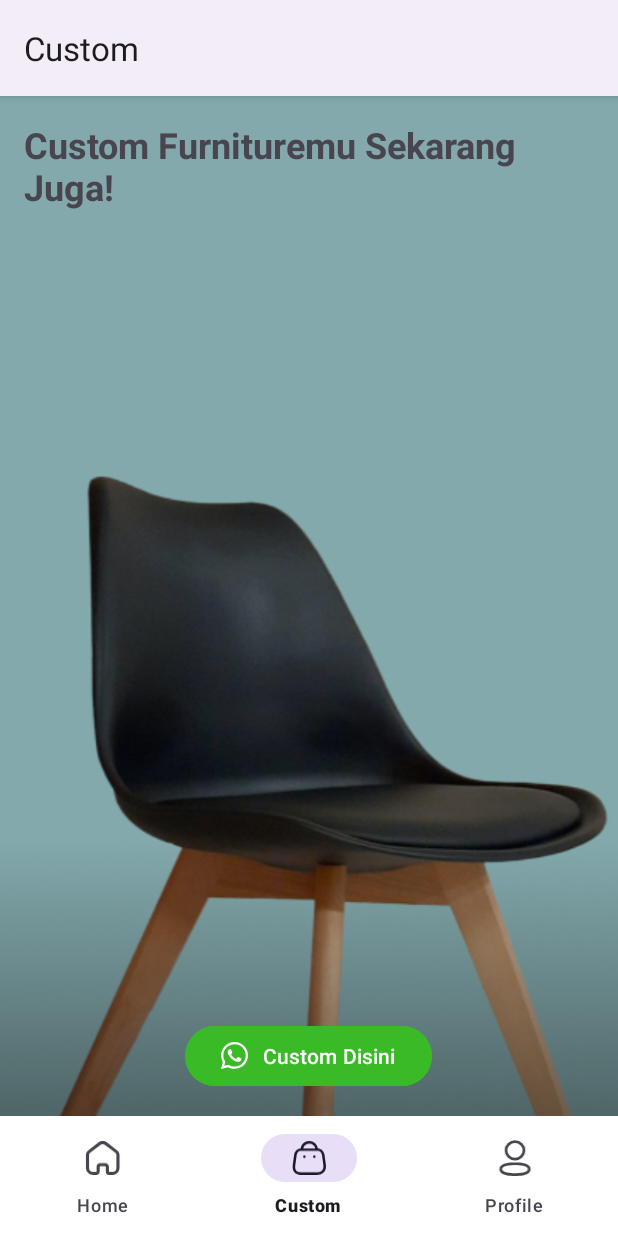
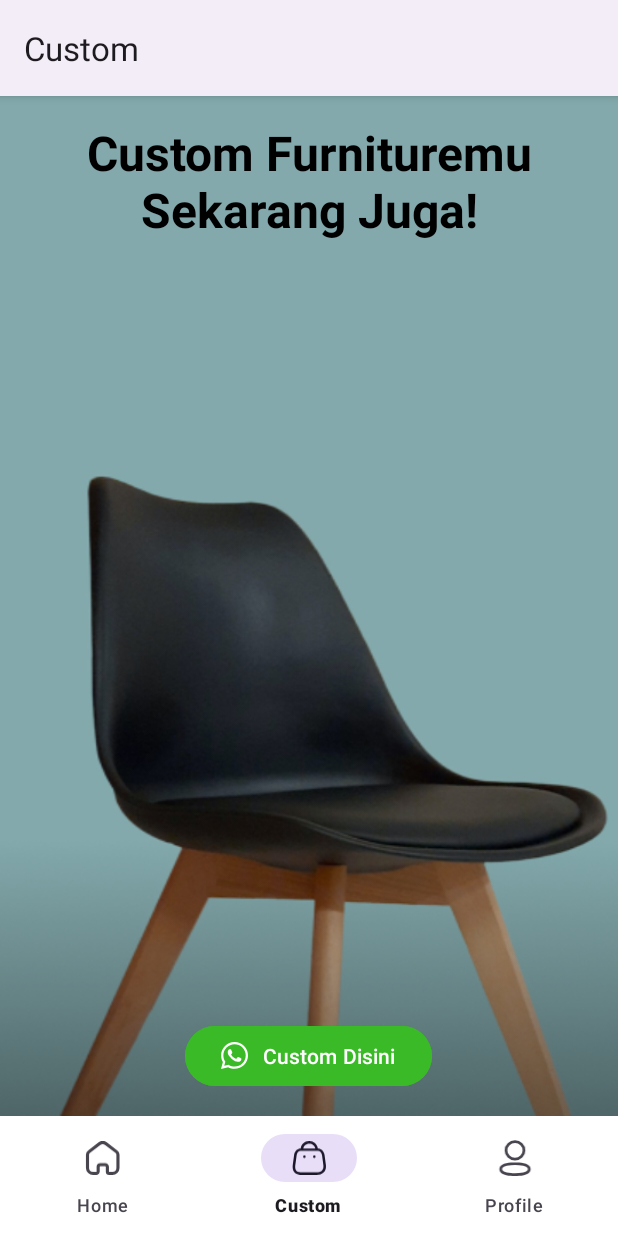
Before and after one commit to ArfanRahmanYudiantoro/Furniplan, an Android app built with Jetpack Compose: the CustomFragment screen opened through its navigation route, on a phone screen of 412 x 824 dp. Run offline under Robolectric (Android 15) with nearby library versions, the phone set to English and light mode, and no system bars; our stand-ins replace navigation-ui.

Commit message:
recycler view banner cara gfg

```diff
--- a/app/src/main/java/com/celtic/furniplan/DashboardActivity.kt
+++ b/app/src/main/java/com/celtic/furniplan/DashboardActivity.kt
@@ -1,12 +1,14 @@
 package com.celtic.furniplan
 
 import android.os.Bundle
+import android.util.Log
 import androidx.appcompat.app.AppCompatActivity
 import androidx.navigation.findNavController
 import androidx.navigation.ui.AppBarConfiguration
 import androidx.navigation.ui.setupActionBarWithNavController
 import androidx.navigation.ui.setupWithNavController
 import com.celtic.furniplan.databinding.ActivityDashboardBinding
+import com.celtic.furniplan.model.Banner
 import com.google.android.material.bottomnavigation.BottomNavigationView
 
 class DashboardActivity : AppCompatActivity() {
@@ -29,5 +31,6 @@ class DashboardActivity : AppCompatActivity() {
         )
         setupActionBarWithNavController(navController, appBarConfiguration)
         bottomNavigationView.setupWithNavController(navController)
+
     }
 }
--- /dev/null
+++ b/app/src/main/java/com/celtic/furniplan/model/Banner.kt
@@ -0,0 +1,5 @@
+package com.celtic.furniplan.model
+
+data class Banner(
+    val imageEvent: Int
+)
--- /dev/null
+++ b/app/src/main/java/com/celtic/furniplan/model/Banners.kt
@@ -0,0 +1,15 @@
+package com.celtic.furniplan.model
+
+import com.celtic.furniplan.R
+
+object Banners {
+    fun getBannerData(): ArrayList<Banner> {
+        val bannerList = ArrayList<Banner>()
+        val banner1 = Banner(R.drawable.banner_gratis_ongkir)
+        bannerList.add(banner1)
+        val banner2 = Banner(R.drawable.banner_kemerdekaan)
+        bannerList.add(banner2)
+
+        return bannerList
+    }
+}
--- a/app/src/main/java/com/celtic/furniplan/ui/home/HomeAdapter.kt
+++ b/app/src/main/java/com/celtic/furniplan/ui/home/HomeAdapter.kt
@@ -3,25 +3,33 @@ package com.celtic.furniplan.ui.home
 import android.view.LayoutInflater
 import android.view.View
 import android.view.ViewGroup
+import android.widget.ImageView
 import androidx.recyclerview.widget.RecyclerView
 import com.celtic.furniplan.R
-import com.celtic.furniplan.model.Event
+import com.celtic.furniplan.databinding.BannerItemBinding
+import com.celtic.furniplan.model.Banner
 
-class HomeAdapter: RecyclerView.Adapter<HomeAdapter.MyViewHolder>() {
-    class MyViewHolder(itemView: View): RecyclerView.ViewHolder(itemView) {
+class HomeAdapter(private val bannerlist: List<Banner>) :
+    RecyclerView.Adapter<HomeAdapter.ViewHolder>() {
 
-    }
-
-    override fun onCreateViewHolder(parent: ViewGroup, viewType: Int): MyViewHolder {
-        val view = LayoutInflater.from(parent.context).inflate(R.layout.horizontal_list_item, parent, false)
-        return  MyViewHolder(view)
+    // This method creates a new ViewHolder object for each item in the RecyclerView
+    override fun onCreateViewHolder(parent: ViewGroup, viewType: Int): ViewHolder {
+        // Inflate the layout for each item and return a new ViewHolder object
+        val itemView =
+            LayoutInflater.from(parent.context).inflate(R.layout.banner_item, parent, false)
+        return ViewHolder(itemView)
     }
 
     override fun getItemCount(): Int {
-        return 3
+        return bannerlist.size
     }
 
-    override fun onBindViewHolder(holder: MyViewHolder, position: Int) {
-        TODO("Not yet implemented")
+    override fun onBindViewHolder(holder: ViewHolder, position: Int) {
+        val currentBanner = bannerlist[position]
+        holder.banner.setImageResource(currentBanner.imageEvent)
+    }
+
+    class ViewHolder(itemView: View) : RecyclerView.ViewHolder(itemView) {
+        val banner: ImageView = itemView.findViewById(R.id.banner_image_view)
     }
 }
--- a/app/src/main/java/com/celtic/furniplan/ui/home/HomeFragment.kt
+++ b/app/src/main/java/com/celtic/furniplan/ui/home/HomeFragment.kt
@@ -1,14 +1,38 @@
 package com.celtic.furniplan.ui.home
 
 import android.os.Bundle
+import android.provider.SyncStateContract
+import android.util.Log
 import android.view.LayoutInflater
 import android.view.View
 import android.view.ViewGroup
+import android.widget.Adapter
 import androidx.fragment.app.Fragment
+import androidx.recyclerview.widget.LinearLayoutManager
+import androidx.recyclerview.widget.RecyclerView
+import com.celtic.furniplan.R
 import com.celtic.furniplan.databinding.FragmentHomeBinding
+import com.celtic.furniplan.model.Banner
+import com.celtic.furniplan.model.Banners.getBannerData
 
-class HomeFragment: Fragment() {
+// TODO: Rename parameter arguments, choose names that match
+// the fragment initialization parameters, e.g. ARG_ITEM_NUMBER
+private const val ARG_PARAM1 = "param1"
+private const val ARG_PARAM2 = "param2"
+
+class HomeFragment : Fragment() {
     private lateinit var binding: FragmentHomeBinding
+
+    // TODO: Rename and change types of parameters
+    private var param1: String? = null
+    private var param2: String? = null
+    override fun onCreate(savedInstanceState: Bundle?) {
+        super.onCreate(savedInstanceState)
+        arguments?.let {
+            param1 = it.getString(ARG_PARAM1)
+            param2 = it.getString(ARG_PARAM2)
+        }
+    }
 
     override fun onCreateView(
         inflater: LayoutInflater,
@@ -17,5 +41,45 @@ class HomeFragment: Fragment() {
     ): View? {
         binding = FragmentHomeBinding.inflate(layoutInflater, container, false)
         return binding.root
+
+        Log.d("Dashboard Activity", "Jumlah data: " + getBannerData().size)
+    }
+
+    companion object {
+        /**
+         * Use this factory method to create a new instance of
+         * this fragment using the provided parameters.
+         *
+         * @param param1 Parameter 1.
+         * @param param2 Parameter 2.
+         * @return A new instance of fragment FirstFragment.
+         */
+        // TODO: Rename and change types and number of parameters
+        @JvmStatic
+        fun newInstance(param1: String, param2: String) =
+            HomeFragment().apply {
+                arguments = Bundle().apply {
+                    putString(ARG_PARAM1, param1)
+                    putString(ARG_PARAM2, param2)
+                }
+            }
+    }
+
+    override fun onViewCreated(view: View, savedInstanceState: Bundle?) {
+        super.onViewCreated(view, savedInstanceState)
+// getting the employeelist
+        val employelist = getBannerData()
+
+        // Assign employeelist to ItemAdapter
+        val itemAdapter = HomeAdapter(employelist)
+
+        // Set the LayoutManager that
+        // this RecyclerView will use.
+        val recyclerView: RecyclerView = view.findViewById(R.id.bannerRecyclerView)
+        recyclerView.layoutManager = LinearLayoutManager(context)
+
+        // adapter instance is set to the
+        // recyclerview to inflate the items.
+        recyclerView.adapter = itemAdapter
     }
 }
--- a/app/src/main/res/layout/banner_item.xml
+++ b/app/src/main/res/layout/banner_item.xml
@@ -21,7 +21,7 @@
         tools:ignore="MissingConstraints">
 
         <ImageView
-            android:id="@+id/item_image_view"
+            android:id="@+id/banner_image_view"
             android:layout_width="315dp"
             android:layout_height="150dp"
             android:scaleType="fitXY"
--- a/app/src/main/res/layout/fragment_custom.xml
+++ b/app/src/main/res/layout/fragment_custom.xml
@@ -14,7 +14,9 @@
         android:layout_marginTop="16dp"
         android:layout_marginEnd="16dp"
         android:text="@string/tagline_custom"
-        android:textSize="24sp"
+        android:textAlignment="center"
+        android:textColor="@color/black"
+        android:textSize="32sp"
         android:textStyle="bold"
         app:layout_constraintEnd_toEndOf="parent"
         app:layout_constraintStart_toStartOf="parent"
```
Also changed, not shown: app/src/main/res/layout/fragment_home.xml (+5 -4 lines).
